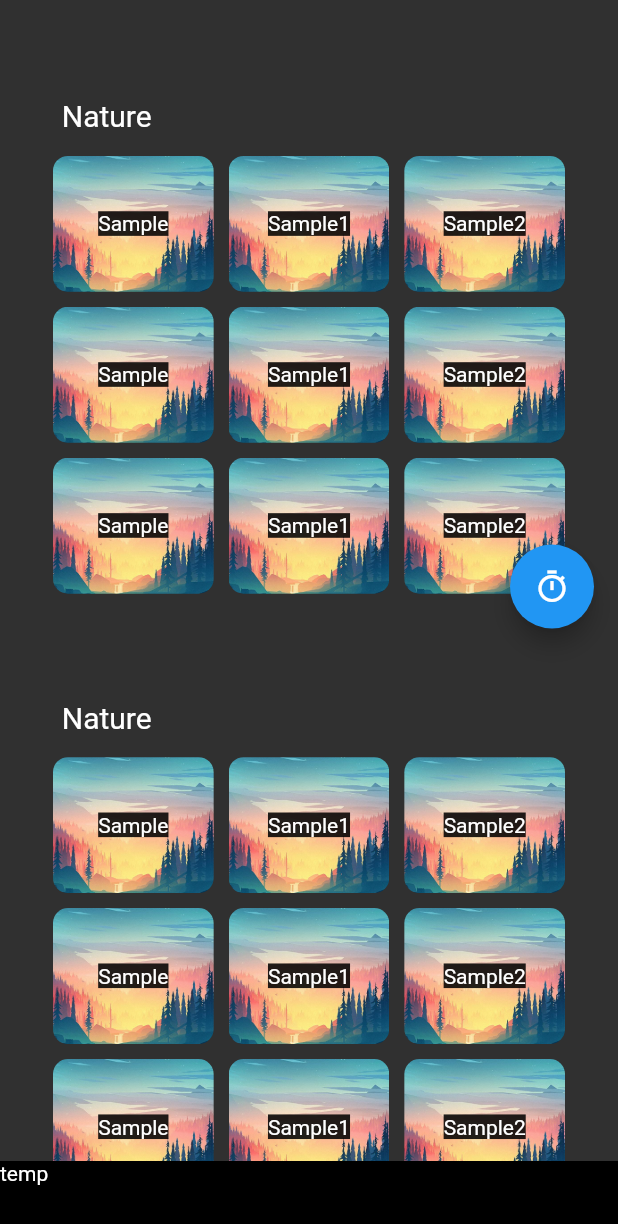
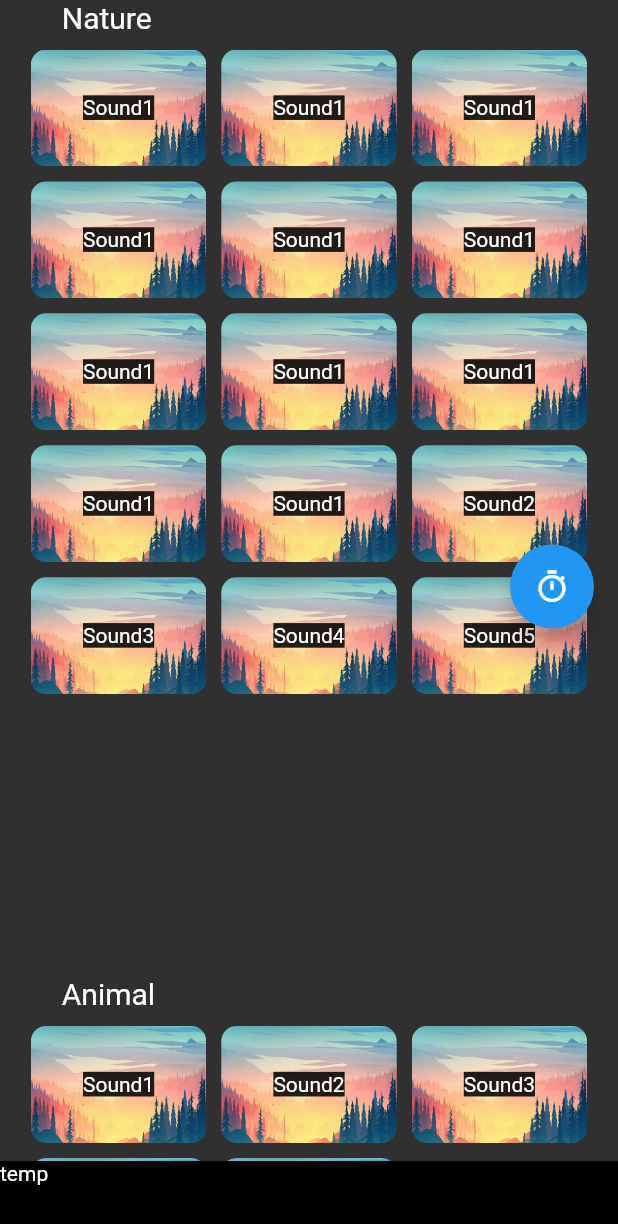
Before and after one commit to scancetin/music-player-demo, a Flutter app: the screen it shows after launch, on a phone screen of 412 x 824 dp. Shown: the top 1224 px of the screen. Run offline on Flutter 3.47's test engine with Material 2 defaults, Android fonts, the phone set to English and light mode, and no system bars; our stand-ins replace audioplayers, get.

Commit message:
gridview added

```diff
--- a/lib/constaints.dart
+++ b/lib/constaints.dart
@@ -1,26 +1,37 @@
-const List<String> playlists = ["Nature", "Animal", "Sample", "Sample1", "Sample2"];
+const List<String> playlists = ["Nature", "Animal", "Sample"];
+const List<List<Map>> playlistSounds = [natureSounds, animalSounds, sampleSounds];
 
 const List<Map> natureSounds = [
   {"id": 0, "name": "Sound1", "location": "sounds/sample.wav", "image": "assets/images/sample.jpg"},
-  {"id": 1, "name": "Sound2", "location": "sounds/sample1.wav", "image": "assets/images/sample.jpg"},
-  {"id": 2, "name": "Sound3", "location": "sounds/sample2.wav", "image": "assets/images/sample.jpg"},
-  {"id": 3, "name": "Sound4", "location": "sounds/sample.wav", "image": "assets/images/sample.jpg"},
-  {"id": 4, "name": "Sound5", "location": "sounds/sample.wav", "image": "assets/images/sample.jpg"},
+  {"id": 1, "name": "Sound1", "location": "sounds/sample.wav", "image": "assets/images/sample.jpg"},
+  {"id": 3, "name": "Sound1", "location": "sounds/sample.wav", "image": "assets/images/sample.jpg"},
+  {"id": 3, "name": "Sound1", "location": "sounds/sample.wav", "image": "assets/images/sample.jpg"},
+  {"id": 4, "name": "Sound1", "location": "sounds/sample.wav", "image": "assets/images/sample.jpg"},
+  {"id": 5, "name": "Sound1", "location": "sounds/sample.wav", "image": "assets/images/sample.jpg"},
+  {"id": 6, "name": "Sound1", "location": "sounds/sample.wav", "image": "assets/images/sample.jpg"},
+  {"id": 7, "name": "Sound1", "location": "sounds/sample.wav", "image": "assets/images/sample.jpg"},
+  {"id": 8, "name": "Sound1", "location": "sounds/sample.wav", "image": "assets/images/sample.jpg"},
+  {"id": 9, "name": "Sound1", "location": "sounds/sample.wav", "image": "assets/images/sample.jpg"},
+  {"id": 10, "name": "Sound1", "location": "sounds/sample.wav", "image": "assets/images/sample.jpg"},
+  {"id": 11, "name": "Sound2", "location": "sounds/sample1.wav", "image": "assets/images/sample.jpg"},
+  {"id": 12, "name": "Sound3", "location": "sounds/sample2.wav", "image": "assets/images/sample.jpg"},
+  {"id": 13, "name": "Sound4", "location": "sounds/sample.wav", "image": "assets/images/sample.jpg"},
+  {"id": 14, "name": "Sound5", "location": "sounds/sample.wav", "image": "assets/images/sample.jpg"},
 ];
 
 const List<Map> animalSounds = [
-  {"id": 10, "name": "Sound1", "location": "sounds/sample.wav", "image": "assets/images/sample.jpg"},
-  {"id": 11, "name": "Sound2", "location": "sounds/sample.wav", "image": "assets/images/sample.jpg"},
-  {"id": 12, "name": "Sound3", "location": "sounds/sample1.wav", "image": "assets/images/sample.jpg"},
-  {"id": 13, "name": "Sound4", "location": "sounds/sample2.wav", "image": "assets/images/sample.jpg"},
-  {"id": 14, "name": "Sound5", "location": "sounds/sample.wav", "image": "assets/images/sample.jpg"},
+  {"id": 0, "name": "Sound1", "location": "sounds/sample.wav", "image": "assets/images/sample.jpg"},
+  {"id": 1, "name": "Sound2", "location": "sounds/sample.wav", "image": "assets/images/sample.jpg"},
+  {"id": 2, "name": "Sound3", "location": "sounds/sample1.wav", "image": "assets/images/sample.jpg"},
+  {"id": 3, "name": "Sound4", "location": "sounds/sample2.wav", "image": "assets/images/sample.jpg"},
+  {"id": 4, "name": "Sound5", "location": "sounds/sample.wav", "image": "assets/images/sample.jpg"},
 ];
 const List<Map> sampleSounds = [
-  {"id": 20, "name": "Sound1", "location": "sounds/sample.wav", "image": "assets/images/sample.jpg"},
-  {"id": 21, "name": "Sound2", "location": "sounds/sample.wav", "image": "assets/images/sample.jpg"},
-  {"id": 22, "name": "Sound3", "location": "sounds/sample1.wav", "image": "assets/images/sample.jpg"},
-  {"id": 23, "name": "Sound4", "location": "sounds/sample2.wav", "image": "assets/images/sample.jpg"},
-  {"id": 24, "name": "Sound5", "location": "sounds/sample.wav", "image": "assets/images/sample.jpg"},
+  {"id": 0, "name": "Sound1", "location": "sounds/sample.wav", "image": "assets/images/sample.jpg"},
+  {"id": 1, "name": "Sound2", "location": "sounds/sample.wav", "image": "assets/images/sample.jpg"},
+  // {"id": 22, "name": "Sound3", "location": "sounds/sample1.wav", "image": "assets/images/sample.jpg"},
+  // {"id": 23, "name": "Sound4", "location": "sounds/sample2.wav", "image": "assets/images/sample.jpg"},
+  // {"id": 24, "name": "Sound5", "location": "sounds/sample.wav", "image": "assets/images/sample.jpg"},
 ];
 
 const List<int> id = [0, 1, 2];
--- a/lib/controllers/player_controller.dart
+++ b/lib/controllers/player_controller.dart
@@ -8,25 +8,29 @@ class PlayerController extends GetxController {
   final _player = PlayerModel().obs;
 
   int get playingSoundId => _player.value.playingSoundId;
+  int get playingSoundPlaylistId => _player.value.playingSoundPlaylistId;
   bool get isPlaying => _player.value.isPlaying;
   AudioPlayer get audioPlayer => _player.value.audioPlayer;
   AudioCache get audioCache => _player.value.audioCache;
 
-  void soundControl(String sound, int soundId) {
-    if (soundId == playingSoundId) {
+  void soundControl(String sound, int soundId, int playlistId) {
+    if (soundId == playingSoundId && playlistId == playingSoundPlaylistId) {
       print("same song");
     } else if (!isPlaying && playingSoundId == -1) {
-      playLocal(sound, soundId);
+      print("else if");
+      playLocal(sound, soundId, playlistId);
     } else {
+      print("else");
       stopAudio();
-      playLocal(sound, soundId);
+      playLocal(sound, soundId, playlistId);
     }
   }
 
-  void playLocal(String sound, int soundId) async {
+  void playLocal(String sound, int soundId, int playlistId) async {
     _player.update((val) {
       val!.isPlaying = true;
       val.playingSoundId = soundId;
+      val.playingSoundPlaylistId = playlistId;
     });
 
     _player.update((val) async => val!.audioPlayer = await audioCache.play(sound));
@@ -46,6 +50,7 @@ class PlayerController extends GetxController {
     _player.update((val) {
       val!.isPlaying = false;
       val.playingSoundId = -1;
+      val.playingSoundPlaylistId = -1;
     });
     await audioPlayer.stop();
   }
--- a/lib/models/player_model.dart
+++ b/lib/models/player_model.dart
@@ -4,11 +4,12 @@ class PlayerModel {
   late AudioPlayer audioPlayer;
   AudioCache audioCache = AudioCache();
 
-  // int playingSoundPlaylistId;
+  int playingSoundPlaylistId;
   int playingSoundId;
   bool isPlaying;
 
   PlayerModel({
+    this.playingSoundPlaylistId = -1,
     this.playingSoundId = -1,
     this.isPlaying = false,
   });
--- a/lib/views/home_view.dart
+++ b/lib/views/home_view.dart
@@ -4,6 +4,7 @@ import 'package:flutter/material.dart';
 import 'package:get/get.dart';
 import '../controllers/player_controller.dart';
 import 'widgets/sound_card.dart';
+import 'package:music_player_demo/constaints.dart' as K;
 
 class HomeView extends StatelessWidget {
   const HomeView({super.key});
@@ -16,14 +17,20 @@ class HomeView extends StatelessWidget {
         floatingActionButton: settings(),
         body: Column(
           children: [
+            // Expanded(
+            //   child: ListView(
+            //     children: [
+            //       playlistTemplate(),
+            //       playlistTemplate(),
+            //       playlistTemplate(),
+            //       playlistTemplate(),
+            //     ],
+            //   ),
+            // ),
             Expanded(
-              child: ListView(
-                children: [
-                  playlistTemplate(),
-                  playlistTemplate(),
-                  playlistTemplate(),
-                  playlistTemplate(),
-                ],
+              child: ListView.builder(
+                itemCount: K.playlists.length,
+                itemBuilder: (context, playlistIndex) => playlistTemplate(playlistIndex),
               ),
             ),
             Container(
@@ -49,29 +56,31 @@ class HomeView extends StatelessWidget {
     );
   }
 
-  Column playlistTemplate() {
+  Widget playlistTemplate(int playlistIndex) {
+    List<Map> playlist = K.playlistSounds[playlistIndex];
+
     return Column(
       mainAxisAlignment: MainAxisAlignment.center,
       children: [
         Container(
-            padding: EdgeInsets.only(left: Get.width * 0.1, top: Get.height * 0.08, bottom: 10),
+            padding: EdgeInsets.only(left: Get.width * 0.1, top: Get.height * 0, bottom: 10),
             alignment: Alignment.topLeft,
-            child: const Text("Nature", textAlign: TextAlign.left, style: TextStyle(fontSize: 20))),
-        playlistRow(),
-        playlistRow(),
-        playlistRow(),
-      ],
-    );
-  }
-
-  Row playlistRow() {
-    return Row(
-      mainAxisAlignment: MainAxisAlignment.center,
-      // ignore: prefer_const_literals_to_create_immutables
-      children: [
-        SoundCard(soundId: 0),
-        SoundCard(soundId: 1),
-        SoundCard(soundId: 2),
+            child: Text(K.playlists[playlistIndex], textAlign: TextAlign.left, style: TextStyle(fontSize: 20))),
+        SizedBox(
+          height: Get.height * 0.15 * (playlist.length / 3).ceil(),
+          width: Get.width * 0.9,
+          child: GridView.builder(
+            itemCount: playlist.length,
+            physics: NeverScrollableScrollPhysics(),
+            gridDelegate: SliverGridDelegateWithFixedCrossAxisCount(
+              crossAxisCount: 3,
+              childAspectRatio: 3 / 2,
+              crossAxisSpacing: 10,
+              mainAxisSpacing: 10,
+            ),
+            itemBuilder: (context, index) => SoundCard(sound: playlist[index], playlistId: playlistIndex),
+          ),
+        ),
       ],
     );
   }
--- a/lib/views/play_view.dart
+++ b/lib/views/play_view.dart
@@ -3,7 +3,6 @@
 import 'package:flutter/material.dart';
 import 'package:get/get.dart';
 import 'package:music_player_demo/controllers/sound_controller.dart';
-import 'package:music_player_demo/constaints.dart' as K;
 
 import '../controllers/player_controller.dart';
 
@@ -12,11 +11,14 @@ class PlayView extends StatelessWidget {
 
   @override
   Widget build(BuildContext context) {
-    int soundId = Get.arguments;
+    int soundId = Get.arguments[0];
+    int playlistId = Get.arguments[1];
     final playerCon = Get.put(PlayerController());
     final SoundController soundCon = SoundController(id: soundId);
 
-    playerCon.soundControl(soundCon.location, soundCon.id);
+    print(playlistId);
+
+    playerCon.soundControl(soundCon.location, soundCon.id, playlistId);
 
     return SafeArea(
       child: Scaffold(
--- a/lib/views/widgets/sound_card.dart
+++ b/lib/views/widgets/sound_card.dart
@@ -3,26 +3,21 @@ import 'package:get/get.dart';
 import 'package:music_player_demo/constaints.dart' as K;
 
 class SoundCard extends StatelessWidget {
-  final int soundId;
-
-  const SoundCard({Key? key, required this.soundId}) : super(key: key);
+  final Map sound;
+  final int playlistId;
+  const SoundCard({Key? key, required this.sound, required this.playlistId}) : super(key: key);
 
   @override
   Widget build(BuildContext context) {
     return GestureDetector(
-      onTap: () => Get.toNamed("/play", arguments: soundId),
-      child: Container(
-        height: Get.height * 0.11,
-        width: Get.width * 0.26,
-        margin: const EdgeInsets.all(5),
-        child: ClipRRect(
-          borderRadius: BorderRadius.circular(10),
-          child: Container(
-            decoration: BoxDecoration(
-              image: DecorationImage(image: AssetImage(K.image[soundId]), fit: BoxFit.cover),
-            ),
-            child: Center(child: Text(K.name[soundId].toString(), style: const TextStyle(backgroundColor: Colors.black87))),
+      onTap: () => Get.toNamed("/play", arguments: [sound["id"], playlistId]),
+      child: ClipRRect(
+        borderRadius: BorderRadius.circular(10),
+        child: Container(
+          decoration: BoxDecoration(
+            image: DecorationImage(image: AssetImage(sound["image"]), fit: BoxFit.cover),
           ),
+          child: Center(child: Text(sound["name"], style: const TextStyle(backgroundColor: Colors.black87))),
         ),
       ),
     );
```
